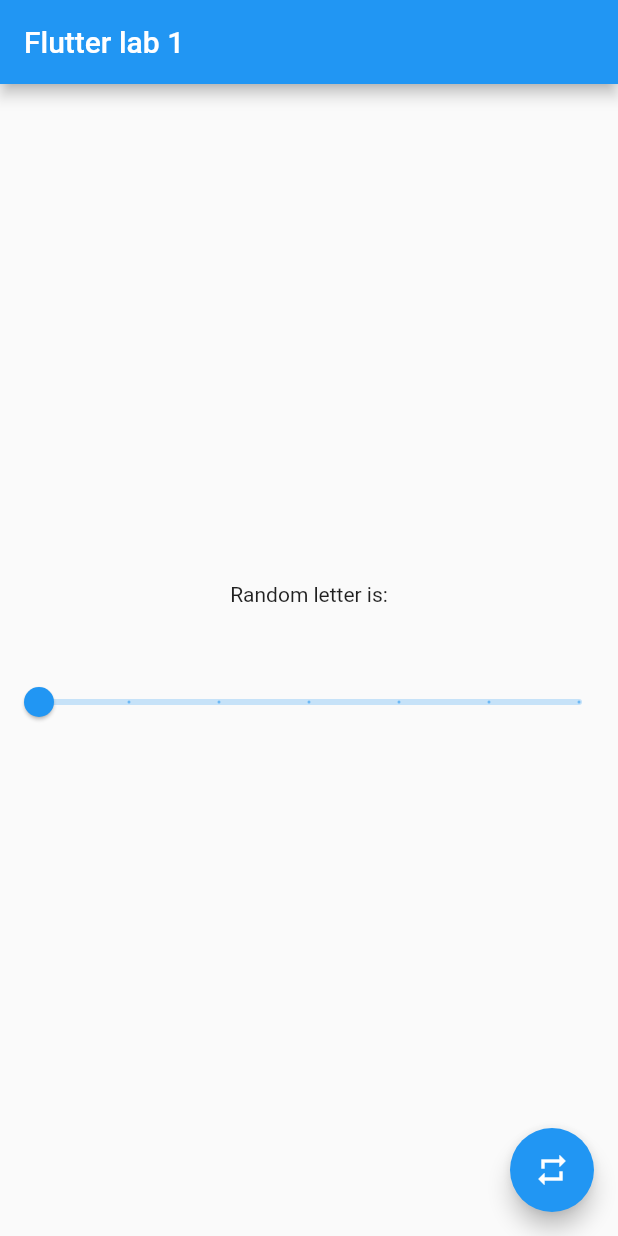
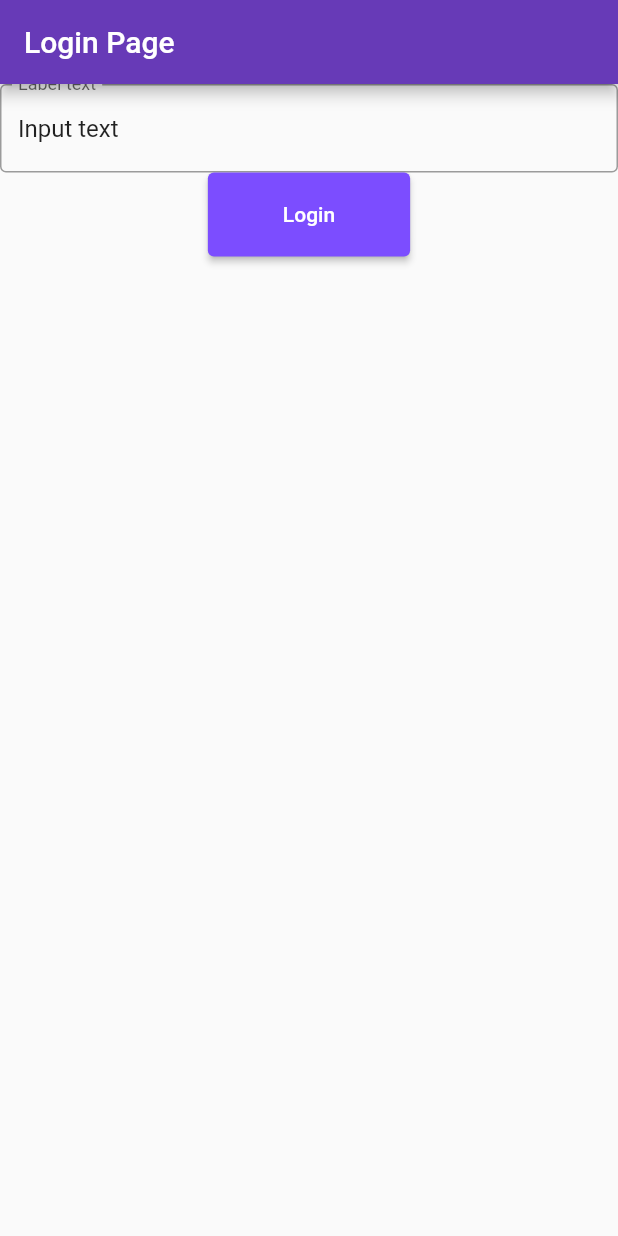
Before and after one commit to denitdao/course4_kpi-task-manager, a Flutter app: the screen it shows after launch, on a phone screen of 412 x 824 dp. Run offline on Flutter 3.47's test engine with Material 2 defaults, Android fonts, the phone set to English and light mode, and no system bars.

Commit message:
basic folder structure and demo with tasks page

```diff
--- a/lib/main.dart
+++ b/lib/main.dart
@@ -1,101 +1,28 @@
-import 'dart:math';
 import 'package:flutter/material.dart';
+import 'package:task_manager/modules/screens/login.dart';
+
+import 'modules/screens/today.dart';
 
 void main() {
   runApp(const MyApp());
 }
 
-
 class MyApp extends StatelessWidget {
   const MyApp({Key? key}) : super(key: key);
 
-  // This widget is the root of your application.
   @override
   Widget build(BuildContext context) {
     return MaterialApp(
-      title: 'Flutter Demo',
-      theme: ThemeData(
-        primarySwatch: Colors.blue,
-      ),
-      home: const MyHomePage(title: 'Flutter lab 1'),
+      title: 'KPI Task Manager',
+      home: const LoginPage(),
+      routes: <String, WidgetBuilder>{
+        '/login': (BuildContext context) => const LoginPage(),
+        '/register': (BuildContext context) => const LoginPage(),
+        '/today': (BuildContext context) => const TodayPage(title: 'Today'),
+        '/this_week': (BuildContext context) => const TodayPage(title: 'This week'),
+        '/all': (BuildContext context) => const TodayPage(title: 'All tasks'),
+        '/task': (BuildContext context) => const TodayPage(title: 'Task'),
+      },
     );
   }
 }
-
-
-class MyHomePage extends StatefulWidget {
-  const MyHomePage({Key? key, required this.title}) : super(key: key);
-
-  // Fields in a Widget subclass are always marked "final".
-
-  final String title;
-
-  @override
-  State<MyHomePage> createState() => _MyHomePageState();
-}
-
-
-class _MyHomePageState extends State<MyHomePage> {
-  String _letter = '';
-  double _sliderValue = 0;
-  final Random r = Random();
-
-  void _getNewLetter() {
-    setState(() {
-      _letter = _getOrderedChar(r.nextInt(_sliderValue.toInt() + 1));
-    });
-  }
-
-  void _updateRange(double value) {
-    setState(() {
-      _sliderValue = value;
-    });
-  }
-
-  String _getOrderedChar(int increment) {
-    return String.fromCharCode('a'.codeUnitAt(0) + increment);
-  }
-
-  @override
-  Widget build(BuildContext context) {
-    // This method is rerun every time setState is called, for instance as done
-    // by the _incrementCounter method above.
-    return Scaffold(
-      appBar: AppBar(
-        title: Text(widget.title),
-      ),
-      body: Center(
-        // Center is a layout widget. It takes a single child and positions it
-        // in the middle of the parent.
-        child: Column(
-          // Column is also a layout widget. It takes a list of children and
-          // arranges them vertically. By default, it sizes itself to fit its
-          // children horizontally, and tries to be as tall as its parent.
-          mainAxisAlignment: MainAxisAlignment.center,
-          children: <Widget>[
-            const Text(
-              'Random letter is:',
-            ),
-            Text(
-              _letter,
-              style: Theme.of(context).textTheme.headline4,
-            ),
-            Slider(
-              value: _sliderValue,
-              min: 0,
-              max: 6,
-              divisions: 6,
-              label: _getOrderedChar(_sliderValue.toInt()),
-              onChanged: _updateRange
-            )
-          ],
-        ),
-      ),
-      floatingActionButton: FloatingActionButton(
-        onPressed: _getNewLetter,
-        tooltip: 'Roll',
-        child: const Icon(Icons.repeat),
-      ), // This trailing comma makes auto-formatting nicer for build methods.
-    );
-  }
-}
--- /dev/null
+++ b/lib/modules/models/task_item.dart
@@ -0,0 +1,32 @@
+import 'package:flutter/material.dart';
+
+class TaskItem {
+  final String title;
+  final String description;
+  final String date;
+
+  TaskItem(this.title, this.description, this.date);
+
+  Widget buildTitle(BuildContext context) {
+    return Text(title);
+  }
+
+  Widget buildDescription(BuildContext context) {
+    return Text(description);
+  }
+
+  Widget buildDate(BuildContext context) {
+    return Text(date);
+  }
+
+/*  DecoratedBox(
+      decoration: BoxDecoration(
+        color: Colors.deepPurpleAccent,
+      ),
+      child: Text('subject'),
+    ) */
+
+  void Function() buildOnTap(BuildContext context) {
+    return () => {Navigator.pushNamed(context, "/task")};
+  }
+}
--- /dev/null
+++ b/lib/modules/screens/login.dart
@@ -0,0 +1,41 @@
+import 'package:flutter/material.dart';
+
+class LoginPage extends StatelessWidget {
+  const LoginPage({Key? key}) : super(key: key);
+
+  @override
+  Widget build(BuildContext context) {
+    return Scaffold(
+        appBar: AppBar(
+          backgroundColor: Colors.deepPurple,
+          title: const Text("Login Page"),
+        ),
+        body: Center(
+          child: Column(
+            children: [
+              TextFormField(
+                initialValue: 'Input text',
+                decoration: const InputDecoration(
+                  labelText: 'Label text',
+                  border: OutlineInputBorder(
+                    borderSide: BorderSide(color: Colors.deepPurple)
+                  ),
+                ),
+              ),
+              ElevatedButton(
+                style: ElevatedButton.styleFrom(
+                  padding:
+                      const EdgeInsets.symmetric(horizontal: 50, vertical: 20),
+                  primary: Colors.deepPurpleAccent,
+                ),
+                onPressed: () {
+                  Navigator.pushReplacementNamed(context, '/today');
+                },
+                child: const Text("Login"),
+              ),
+            ],
+          ),
+        ));
+  }
+}
+// () => {Navigator.pushReplacementNamed(context, '/today')}
--- a/pubspec.yaml
+++ b/pubspec.yaml
@@ -29,6 +29,7 @@ environment:
 dependencies:
   flutter:
     sdk: flutter
+  intl: ^0.17.0
 
 
   # The following adds the Cupertino Icons font to your application.
```
Also changed, not shown: lib/modules/screens/today.dart (added, +54 -0 lines), lib/widgets/drawer.dart (added, +92 -0 lines), pubspec.lock, 1 other file.
